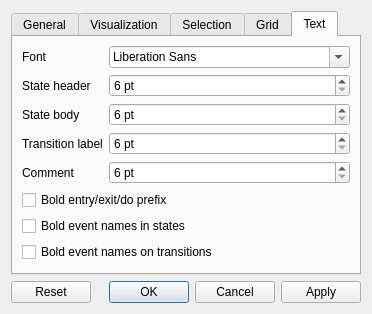
dralex/CyberiadaHSM-Editor, file dialogs/preferences_dialog.ui: the form before one commit.
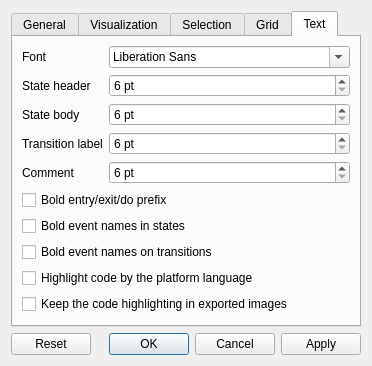
The form after the commit. The open tabs and pages were chosen to show the change.

Commit message: editor: highlight code texts and the action dialog by the platform language

The edit to the form file:
```diff
--- a/dialogs/preferences_dialog.ui
+++ b/dialogs/preferences_dialog.ui
@@ -346,6 +346,20 @@
          </property>
         </widget>
        </item>
+       <item row="8" column="0" colspan="2">
+        <widget class="QCheckBox" name="highlightCodeCheckBox">
+         <property name="text">
+          <string>Highlight code by the platform language</string>
+         </property>
+        </widget>
+       </item>
+       <item row="9" column="0" colspan="2">
+        <widget class="QCheckBox" name="highlightInExportsCheckBox">
+         <property name="text">
+          <string>Keep the code highlighting in exported images</string>
+         </property>
+        </widget>
+       </item>
       </layout>
      </widget>
     </widget>
```
The commit also changes 22 other files.
